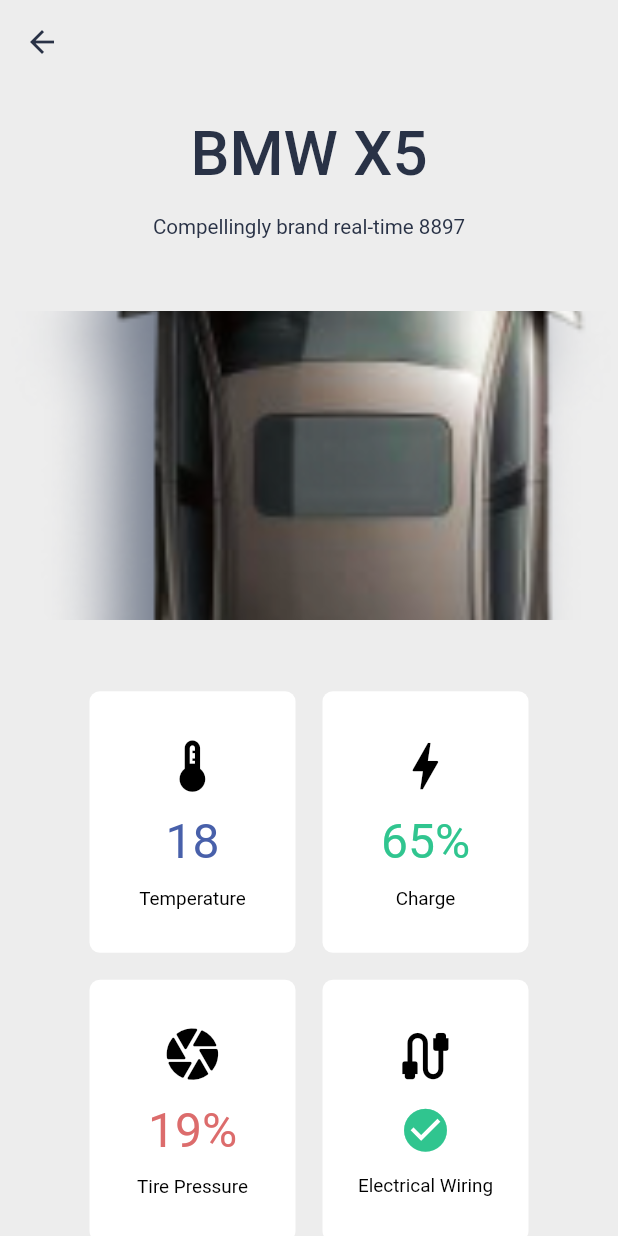
After one commit to farrux025/smart_car_app, a Flutter app: the VehiclesScreen screen opened by its route, after a tap on "BMW X5", on a phone screen of 412 x 824 dp. The commit adds this screen. Run offline on Flutter 3.47's test engine with Material 2 defaults, Android fonts, the light colour scheme and no system bars; our stand-ins replace basic_utils, bloc, carousel_slider, dio, equatable, flutter_bloc and 11 more; missing offline and left inert: app_settings, custom_timer, fancy_password_field, map_launcher, overscroll_pop, popup_banner and 1 more; accounts and stored records are empty; statements that could not run were skipped.

Commit message:
create connected_or_disconnected_screen.dart and vehicle_detail_screen.dart

```diff
--- a/lib/constants/color.dart
+++ b/lib/constants/color.dart
@@ -6,13 +6,6 @@
   static const white = Color(0xFFFFFFFF);
   static const buttonLeftColor = Color(0xFF202533);
   static const buttonRightColor = Color(0xFF6C6C71);
-  static const backgroundColor = Color(0xFFDEE0E5);
-  static const backgroundMain = Color(0xFFCED4E8);
-  static const backgroundColorGreen = Color(0xFFDEFCF1);
-  static const backgroundColorRed = Color(0xFFFFE8E8);
-  static const backgroundColorBlue = Color(0xFFDEE0E5);
-  static const backgroundColorDark = Color(0xFF212634);
-  static const backgroundColorLight = Color(0xFFF3F5F8);
   static const errorColor = Color(0xFFFF7676);
   static const starRatingColor = Color(0xFFFFA724);
   static const ratingBackgroundColor = Color(0xFFFFF7EC);
@@ -20,6 +13,16 @@
   static const stationIndicatorColor = Color(0xFF30C58F);
   static const yellow = Color(0xFFF6F100);
   static const unselectedIndicatorColor = Color(0xFFAFB6C8);
+
+  // background
+
+  static const backgroundColor = Color(0xFFDEE0E5);
+  static const backgroundMain = Color(0xFFEDEDED);
+  static const backgroundColorGreen = Color(0xFFDEFCF1);
+  static const backgroundColorRed = Color(0xFFFFE8E8);
+  static const backgroundColorBlue = Color(0xFFDEE0E5);
+  static const backgroundColorDark = Color(0xFF212634);
+  static const backgroundColorLight = Color(0xFFF3F5F8);
 
   // text color
 
--- a/lib/constants/images.dart
+++ b/lib/constants/images.dart
@@ -16,4 +16,5 @@
   static const currentPosition = "assets/images/current_position.png";
   static const connectorImage = "assets/images/connector_image.png";
   static const carImage = "assets/images/car.png";
+  static const carInConnected = "assets/images/car_in_connected.png";
 }
--- a/lib/main.dart
+++ b/lib/main.dart
@@ -55,7 +55,7 @@
         routes: Routes.routesMap(),
         initialRoute: username == null || username == ''
             ? Routes.register
-            : Routes.startCharging,
+            : Routes.home,
       ),
     );
   }
--- /dev/null
+++ b/lib/views/vehicle/vehicle_detail_screen.dart
@@ -0,0 +1,127 @@
+import 'package:flutter/material.dart';
+import 'package:flutter_screenutil/flutter_screenutil.dart';
+import 'package:smart_car_app/components/app_text.dart';
+import 'package:smart_car_app/constants/color.dart';
+import 'package:smart_car_app/constants/images.dart';
+
+class VehicleDetailScreen extends StatelessWidget {
+  const VehicleDetailScreen({super.key});
+
+  @override
+  Widget build(BuildContext context) {
+    var height = ScreenUtil().screenHeight;
+    return Scaffold(
+      backgroundColor: AppColor.backgroundMain,
+      body: CustomScrollView(
+        slivers: [
+          SliverAppBar(
+            expandedHeight: 120.h,
+            backgroundColor: Colors.transparent,
+            pinned: true,
+            elevation: 0,
+            floating: true,
+            leading: const BackButton(color: AppColor.textSecondary),
+            flexibleSpace: FlexibleSpaceBar(
+              title: AppText("BMW X5",
+                  size: 24.sp,
+                  textColor: AppColor.textSecondary,
+                  fontWeight: FontWeight.w500),
+              centerTitle: true,
+            ),
+          ),
+          SliverToBoxAdapter(
+            child: Column(
+              children: [
+                AppText("Compellingly brand real-time 8897",
+                    size: 12.sp,
+                    textColor: AppColor.textSecondary,
+                    fontWeight: FontWeight.w400),
+                SizedBox(height: 40.h),
+                Image.asset(
+                  AppImages.carImage,
+                  fit: BoxFit.fitWidth,
+                  width: ScreenUtil().screenWidth,
+                  height: height * 0.25,
+                ),
+                SizedBox(height: 40.h),
+                Column(
+                  children: [
+                    Row(
+                      mainAxisAlignment: MainAxisAlignment.center,
+                      children: [
+                        _infoWidget(
+                            icon: Icons.device_thermostat_outlined,
+                            subtitle: 'Temperature',
+                            mainInfo: _textInfo(
+                                text: '18', textColor: AppColor.textColorBlue)),
+                        const SizedBox(width: 18),
+                        _infoWidget(
+                            icon: Icons.bolt,
+                            subtitle: 'Charge',
+                            mainInfo: _textInfo(
+                                text: '65%',
+                                textColor: AppColor.stationIndicatorColor)),
+                      ],
+                    ),
+                    const SizedBox(height: 18),
+                    Row(
+                      mainAxisAlignment: MainAxisAlignment.center,
+                      children: [
+                        _infoWidget(
+                            icon: Icons.camera_rounded,
+                            subtitle: 'Tire Pressure',
+                            mainInfo: _textInfo(
+                                text: '19%', textColor: AppColor.textColorRed)),
+                        const SizedBox(width: 18),
+                        _infoWidget(
+                            icon: Icons.cable,
+                            subtitle: 'Electrical Wiring',
+                            mainInfo: Icon(
+                              Icons.check_circle,
+                              color: AppColor.stationIndicatorColor,
+                              size: 30.sp,
+                            )),
+                      ],
+                    )
+                  ],
+                ),
+                SizedBox(height: 60.h),
+              ],
+            ),
+          )
+        ],
+      ),
+    );
+  }
+
+  _infoWidget(
+      {required IconData icon,
+      required String subtitle,
+      required Widget mainInfo}) {
+    return Container(
+      height: 146.h,
+      width: 120.w,
+      padding: EdgeInsets.all(16.sp),
+      decoration: BoxDecoration(
+          color: AppColor.white, borderRadius: BorderRadius.circular(6.r)),
+      child: Column(
+        crossAxisAlignment: CrossAxisAlignment.center,
+        mainAxisAlignment: MainAxisAlignment.spaceEvenly,
+        children: [
+          Icon(icon, size: 36.sp, color: Colors.black),
+          mainInfo,
+          AppText(subtitle,
+              textAlign: TextAlign.center,
+              size: 11.sp,
+              textColor: Colors.black,
+              fontWeight: FontWeight.w400)
+        ],
+      ),
+    );
+  }
+
+  _textInfo({required String text, Color? textColor}) {
+    return AppText(text,
+        size: 28.sp, textColor: textColor, fontWeight: FontWeight.w400);
+  }
+}
--- a/lib/views/vehicle/vehicles_screen.dart
+++ b/lib/views/vehicle/vehicles_screen.dart
@@ -1,5 +1,3 @@
-import 'dart:developer';
-
 import 'package:flutter/material.dart';
 import 'package:flutter_screenutil/flutter_screenutil.dart';
 import 'package:percent_indicator/linear_percent_indicator.dart';
@@ -7,6 +5,7 @@
 import 'package:smart_car_app/components/app_text.dart';
 import 'package:smart_car_app/constants/color.dart';
 import 'package:smart_car_app/constants/images.dart';
+import 'package:smart_car_app/views/vehicle/vehicle_detail_screen.dart';
 
 import '../../constants/routes.dart';
 import '../../main.dart';
@@ -65,7 +64,8 @@
                 itemBuilder: (context, index) {
                   return index == vehicleList.length
                       ? _addVehicle()
-                      : _itemGridView(vehicle: vehicleList[index]);
+                      : _itemGridView(
+                          vehicle: vehicleList[index], index: index);
                 },
               )
             ],
@@ -75,8 +75,10 @@
     );
   }
 
-  Widget _itemGridView({required VehicleModel vehicle}) {
-    return Container(
+  Widget _itemGridView({required VehicleModel vehicle, required int index}) {
+    return GestureDetector(
+      onTap: () => _onCarPressed(index),
+      child: Container(
         margin: EdgeInsets.symmetric(vertical: 8.h, horizontal: 8.h),
         decoration: BoxDecoration(
             borderRadius: BorderRadius.circular(12.r),
@@ -131,7 +133,18 @@
             )
           ],
         ),
+      ),
     );
+  }
+
+  _onCarPressed(int index) {
+    switch (index) {
+      case 0:
+        MyApp.navigatorKey.currentState?.push(MaterialPageRoute(
+          builder: (context) => const VehicleDetailScreen(),
+        ));
+        break;
+    }
   }
 
   Widget _addVehicle() {
```
Also changed, not shown: lib/views/charging/charging_details_screen.dart (+11 -2 lines), lib/views/charging/connected_or_disconnected_screen.dart (added, +83 -0 lines), assets/images/car_in_connected.png (added). Lines whose indentation alone changed are shown as unchanged.
